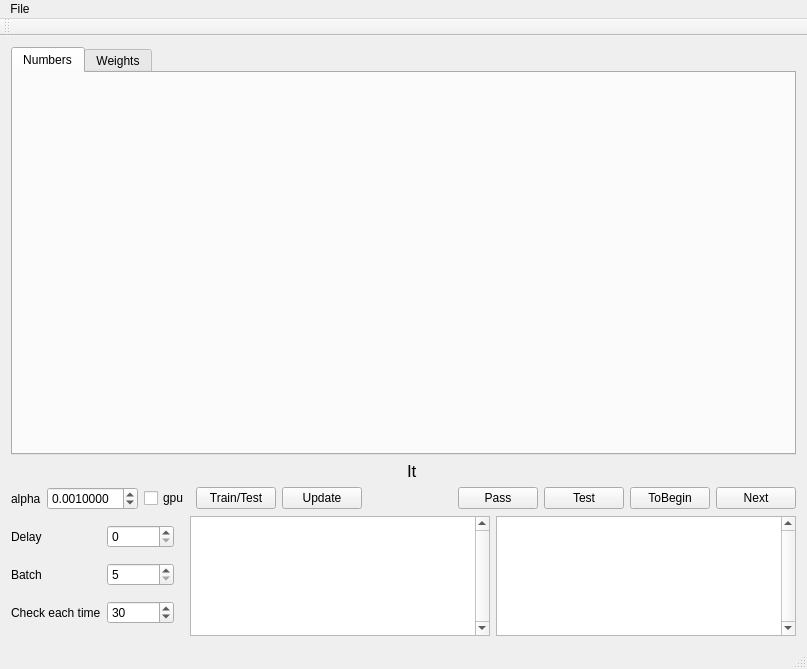
Old version of the form mainwindow.ui in the repository artthirt/cifarsmpl.
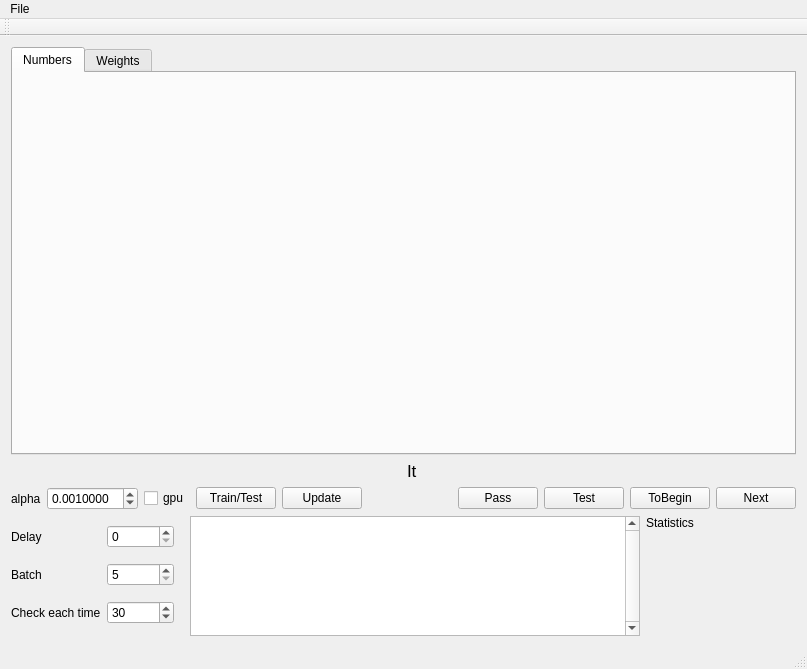
New version of the form. Custom widgets are drawn as their Qt base class.

Patch:
```diff
--- a/mainwindow.ui
+++ b/mainwindow.ui
@@ -264,27 +264,18 @@
        </layout>
       </item>
       <item row="0" column="2">
-       <widget class="QPlainTextEdit" name="pte_statistics">
-        <property name="sizePolicy">
-         <sizepolicy hsizetype="Expanding" vsizetype="Preferred">
-          <horstretch>0</horstretch>
-          <verstretch>0</verstretch>
-         </sizepolicy>
-        </property>
-        <property name="maximumSize">
+       <widget class="QLabel" name="lb_stat">
+        <property name="minimumSize">
          <size>
-          <width>16777215</width>
-          <height>120</height>
+          <width>150</width>
+          <height>0</height>
          </size>
         </property>
-        <property name="verticalScrollBarPolicy">
-         <enum>Qt::ScrollBarAlwaysOn</enum>
+        <property name="text">
+         <string>Statistics</string>
         </property>
-        <property name="horizontalScrollBarPolicy">
-         <enum>Qt::ScrollBarAlwaysOff</enum>
-        </property>
-        <property name="maximumBlockCount">
-         <number>500</number>
+        <property name="alignment">
+         <set>Qt::AlignLeading|Qt::AlignLeft|Qt::AlignTop</set>
         </property>
        </widget>
       </item>
```
